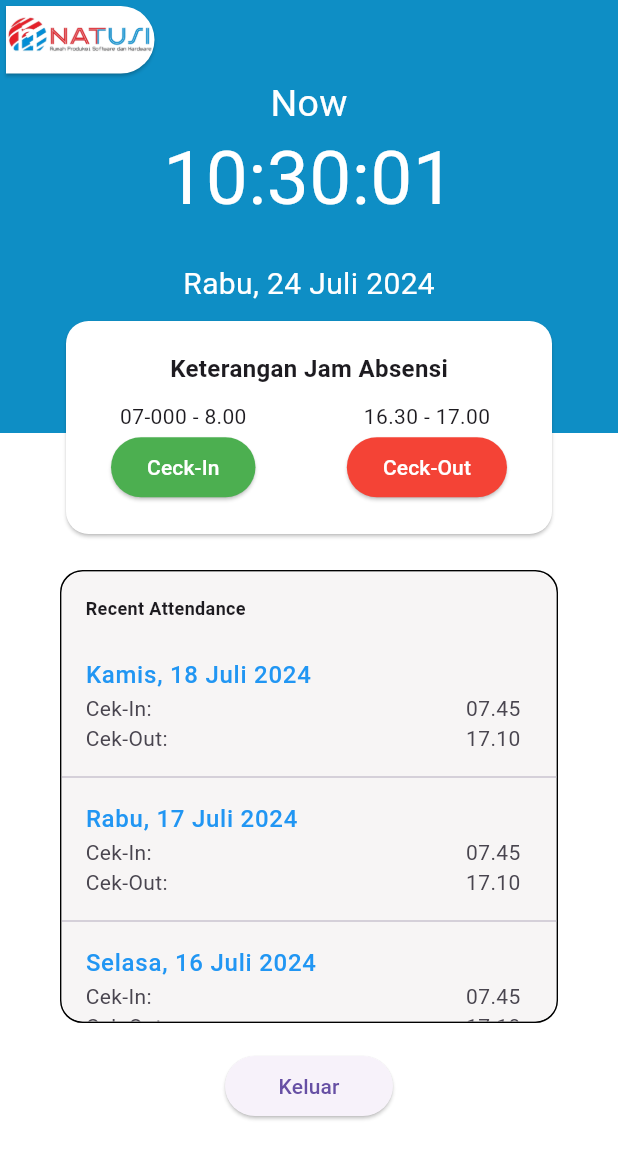
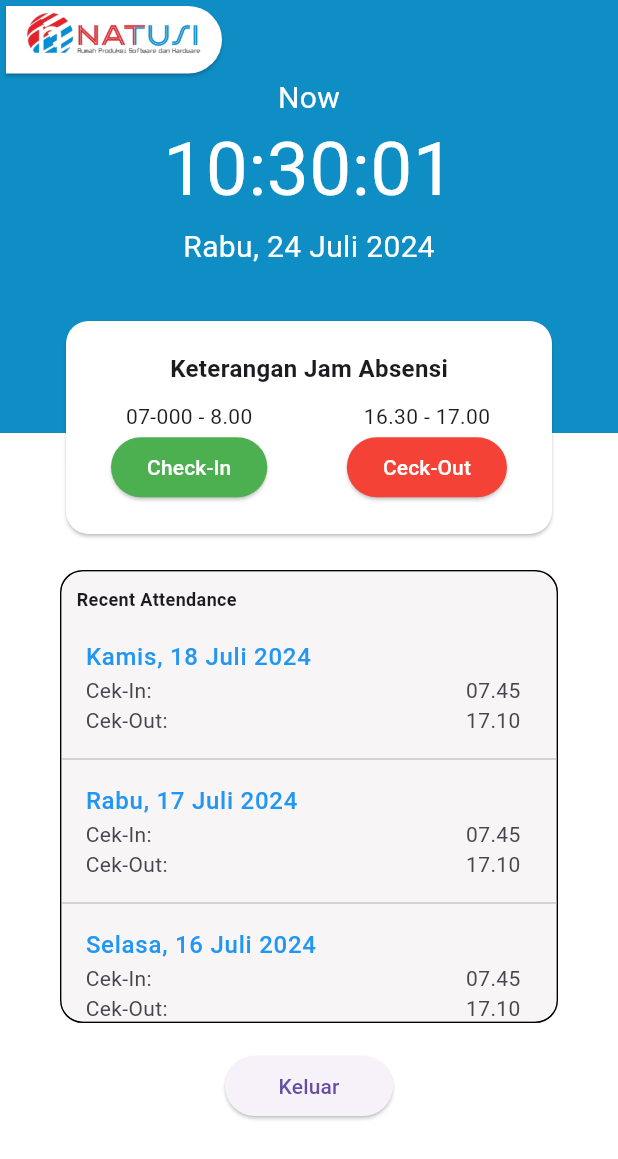
Before and after one commit to fadhlyarmi1987/absensimagang, a Flutter app: the HomePage screen opened directly, on a phone screen of 412 x 824 dp. Shown: the top 1159 px of the screen. Run offline on Flutter 3.47's test engine with Material 3 defaults, Android fonts, the light colour scheme and no system bars; our stand-ins replace get, get_storage, google_fonts, google_maps_flutter, persistent_bottom_nav_bar; accounts and stored records are empty.

Commit message:
24 juli 2024

```diff
--- a/lib/views/dashboard/home.dart
+++ b/lib/views/dashboard/home.dart
@@ -5,6 +5,8 @@ import 'package:flutter/material.dart';
 import 'package:get/get.dart';
 import 'package:google_fonts/google_fonts.dart';
 import 'package:intl/intl.dart';
+
+import '../modal/maps_modal.dart';
 
 class HomePage extends GetView<DashboardController> {
   const HomePage({super.key});
@@ -31,7 +33,7 @@ class HomePage extends GetView<DashboardController> {
               child: Column(
                 children: [
                   Padding(
-                    padding: const EdgeInsets.only(top: 0.0, right: 305.0),
+                    padding: const EdgeInsets.only(top: 0.0, right: 260.0),
                     child: Card(
                       color: Color.fromARGB(255, 255, 255, 255),
                       shape: RoundedRectangleBorder(
@@ -42,7 +44,7 @@ class HomePage extends GetView<DashboardController> {
                       ),
                       child: SizedBox(
                         height: 45,
-                        width: 100,
+                        width: 150,
                         child: Image.asset("assets/Logo_Natusi.png"),
                       ),
                     ),
@@ -58,7 +60,7 @@ class HomePage extends GetView<DashboardController> {
                           'Now',
                           style: GoogleFonts.roboto(
                             fontWeight: FontWeight.normal,
-                            fontSize: 25,
+                            fontSize: 20,
                             color: Colors.white,
                             height: 1.2,
                           ),
@@ -70,7 +72,8 @@ class HomePage extends GetView<DashboardController> {
                             var formattedTime =
                                 DateFormat('HH:mm:ss').format(now);
                             var formattedDate =
-                                DateFormat('EEEE, dd MMMM yyyy', 'id').format(now);
+                                DateFormat('EEEE, dd MMMM yyyy', 'id')
+                                    .format(now);
 
                             return Column(
                               mainAxisAlignment: MainAxisAlignment.center,
@@ -82,17 +85,18 @@ class HomePage extends GetView<DashboardController> {
                                       color:
                                           Color.fromARGB(255, 255, 255, 255)),
                                 ),
-                                SizedBox(height: 20),
+                                SizedBox(height: 1),
                                 Text(
                                   formattedDate,
                                   style: TextStyle(
-                                      fontSize: 20, color: const Color.fromARGB(255, 255, 255, 255)),
+                                      fontSize: 20,
+                                      color: const Color.fromARGB(
+                                          255, 255, 255, 255)),
                                 ),
                               ],
                             );
                           },
                         ),
-
                       ],
                     ),
                   ),
@@ -134,9 +138,16 @@ class HomePage extends GetView<DashboardController> {
                                 ElevatedButton(
                                   style: ElevatedButton.styleFrom(
                                       backgroundColor: Colors.green),
-                                  onPressed: () {},
+                                  onPressed: () {
+                                    showDialog(
+                                      context: context,
+                                      builder: (BuildContext context) {
+                                        return MapPage();
+                                      },
+                                    );
+                                  },
                                   child: Text(
-                                    'Ceck-In',
+                                    'Check-In',
                                     style: TextStyle(color: Colors.white),
                                   ),
                                 ),
@@ -181,7 +192,7 @@ class HomePage extends GetView<DashboardController> {
                     crossAxisAlignment: CrossAxisAlignment.start,
                     children: [
                       Padding(
-                        padding: const EdgeInsets.all(16.0),
+                        padding: const EdgeInsets.all(10.0),
                         child: Text(
                           'Recent Attendance',
                           style: GoogleFonts.roboto(
--- a/pubspec.yaml
+++ b/pubspec.yaml
@@ -40,6 +40,8 @@ dependencies:
   get_storage: ^2.1.1
   persistent_bottom_nav_bar: ^6.2.1
   intl: ^0.19.0
+  google_maps_flutter: ^2.2.8
+  geolocator: ^11.0.0
 
 dev_dependencies:
   flutter_test:
```
Also changed, not shown: lib/views/modal/maps_modal.dart (added, +35 -0 lines), pubspec.lock, 1 other file.
